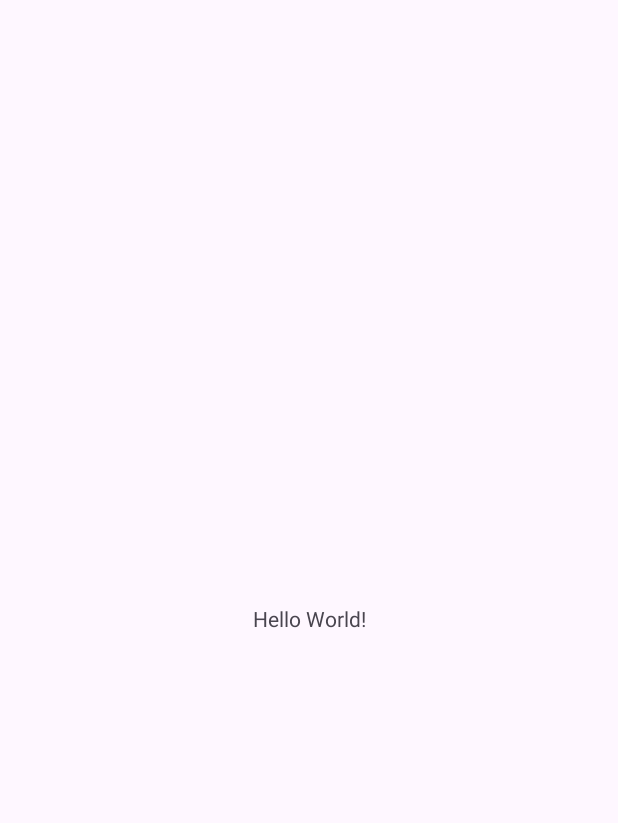
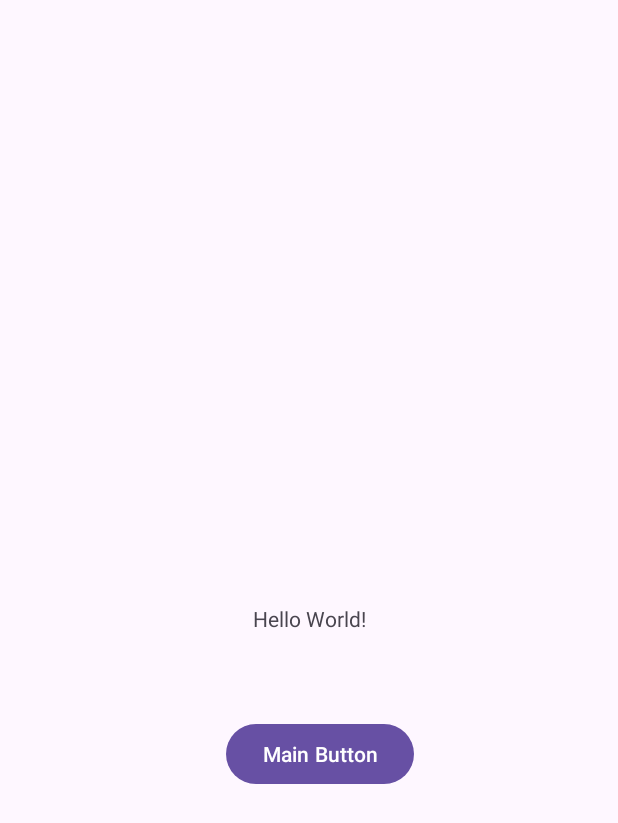
Before and after one commit to aishwariya4/AndroidDev_TASK01, an Android app: the screen it shows after launch (MainActivity), on a phone screen of 412 x 824 dp. Before the commit the part shown is almost empty. Shown: the top 823 px of the screen. Run offline under Robolectric (Android 15) with nearby library versions, the phone set to English and light mode, and no system bars.

Commit message:
Second commit

```diff
--- a/app/src/main/res/layout/activity_main.xml
+++ b/app/src/main/res/layout/activity_main.xml
@@ -15,4 +15,16 @@
         app:layout_constraintStart_toStartOf="parent"
         app:layout_constraintTop_toTopOf="parent" />
 
+    <Button
+        android:id="@+id/button"
+        android:layout_width="wrap_content"
+        android:layout_height="wrap_content"
+        android:text="Main Button"
+        app:layout_constraintBottom_toBottomOf="parent"
+        app:layout_constraintEnd_toEndOf="parent"
+        app:layout_constraintHorizontal_bias="0.525"
+        app:layout_constraintStart_toStartOf="parent"
+        app:layout_constraintTop_toTopOf="parent"
+        app:layout_constraintVertical_bias="0.617" />
+
 </androidx.constraintlayout.widget.ConstraintLayout>
```
